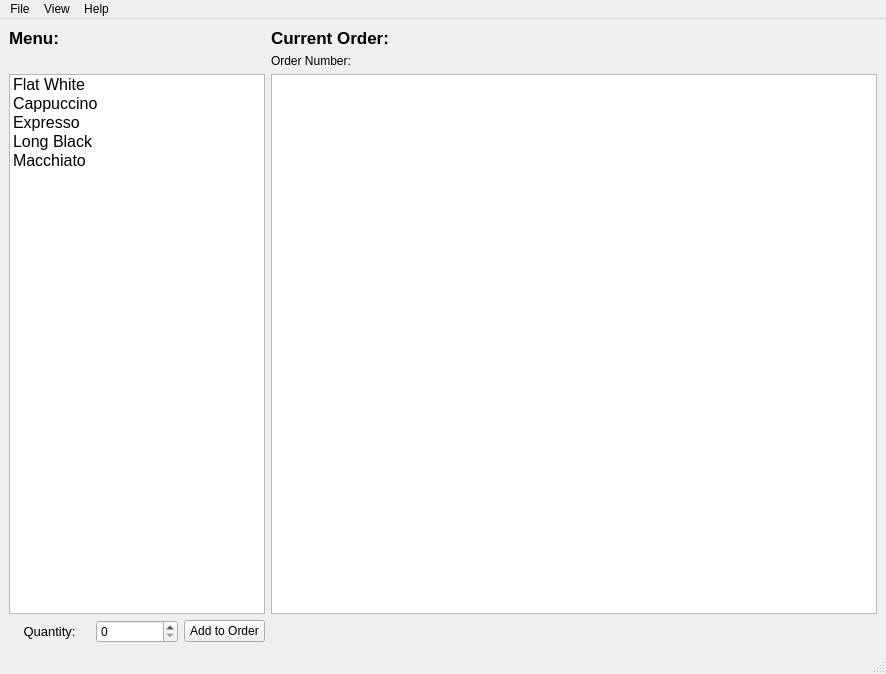
First picture: the form in qtc-part2/mainwindow.ui, repository moylty/DejaBrewPOS, before the edit.
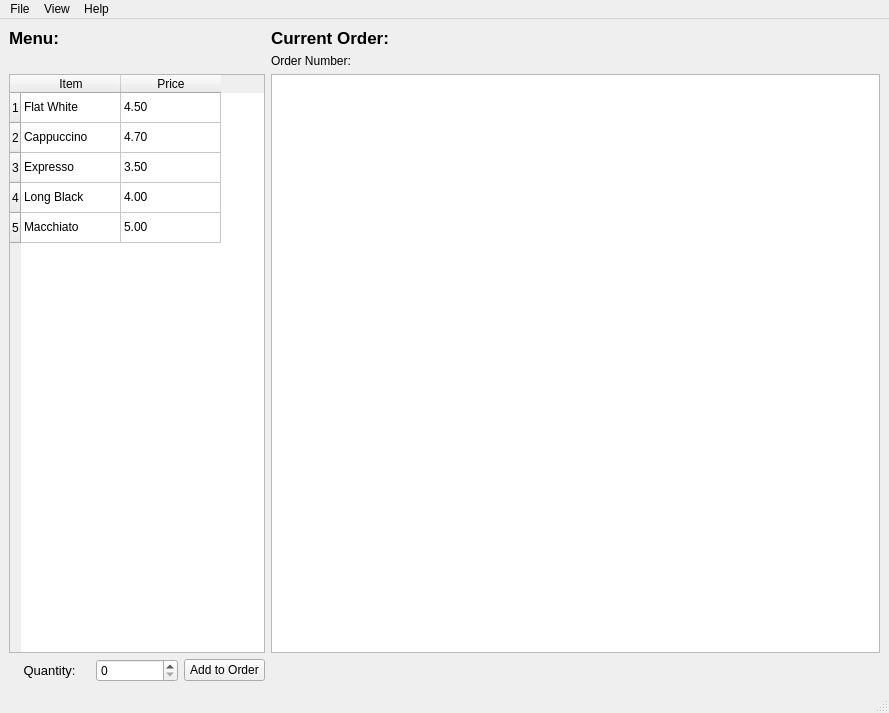
Second picture: the form after the edit.

Commit message: changed menu from list to table, other misc changes

```diff
--- a/qtc-part2/mainwindow.ui
+++ b/qtc-part2/mainwindow.ui
@@ -6,8 +6,8 @@
    <rect>
     <x>0</x>
     <y>0</y>
-    <width>886</width>
-    <height>674</height>
+    <width>889</width>
+    <height>713</height>
    </rect>
   </property>
   <property name="minimumSize">
@@ -21,10 +21,7 @@
   </property>
   <widget class="QWidget" name="centralwidget">
    <layout class="QGridLayout" name="gridLayout">
-    <item row="4" column="2">
-     <widget class="QSpinBox" name="orderQuantity"/>
-    </item>
-    <item row="3" column="4">
+    <item row="3" column="7">
      <widget class="QListWidget" name="orderList">
       <property name="font">
        <font>
@@ -39,68 +36,125 @@
       </property>
      </widget>
     </item>
-    <item row="4" column="3">
+    <item row="5" column="2">
+     <widget class="QSpinBox" name="orderQuantity"/>
+    </item>
+    <item row="0" column="7">
+     <widget class="QLabel" name="coLabel">
+      <property name="font">
+       <font>
+        <pointsize>13</pointsize>
+        <bold>true</bold>
+       </font>
+      </property>
+      <property name="text">
+       <string>Current Order:</string>
+      </property>
+     </widget>
+    </item>
+    <item row="5" column="3">
      <widget class="QPushButton" name="addOrderButton">
       <property name="text">
        <string>Add to Order</string>
       </property>
      </widget>
     </item>
-    <item row="0" column="1">
-     <widget class="QLabel" name="menulabel">
-      <property name="font">
-       <font>
-        <pointsize>13</pointsize>
-        <bold>true</bold>
-       </font>
+    <item row="3" column="1" colspan="3" alignment="Qt::AlignRight">
+     <widget class="QTableWidget" name="menuTable">
+      <property name="sizePolicy">
+       <sizepolicy hsizetype="Expanding" vsizetype="Expanding">
+        <horstretch>0</horstretch>
+        <verstretch>0</verstretch>
+       </sizepolicy>
       </property>
-      <property name="text">
-       <string>Menu:</string>
-      </property>
-     </widget>
-    </item>
-    <item row="1" column="4">
-     <widget class="QLabel" name="onLabel">
-      <property name="text">
-       <string>Order Number: </string>
-      </property>
-     </widget>
-    </item>
-    <item row="3" column="1" colspan="3">
-     <widget class="QListWidget" name="menuList">
-      <property name="font">
-       <font>
-        <pointsize>12</pointsize>
-       </font>
-      </property>
-      <item>
+      <row>
+       <property name="text">
+        <string>1</string>
+       </property>
+      </row>
+      <row>
+       <property name="text">
+        <string>2</string>
+       </property>
+      </row>
+      <row>
+       <property name="text">
+        <string>3</string>
+       </property>
+      </row>
+      <row>
+       <property name="text">
+        <string>4</string>
+       </property>
+      </row>
+      <row>
+       <property name="text">
+        <string>5</string>
+       </property>
+      </row>
+      <column>
+       <property name="text">
+        <string>Item</string>
+       </property>
+      </column>
+      <column>
+       <property name="text">
+        <string>Price</string>
+       </property>
+      </column>
+      <item row="0" column="0">
        <property name="text">
         <string>Flat White</string>
        </property>
       </item>
-      <item>
+      <item row="0" column="1">
+       <property name="text">
+        <string>4.50</string>
+       </property>
+      </item>
+      <item row="1" column="0">
        <property name="text">
         <string>Cappuccino</string>
        </property>
       </item>
-      <item>
+      <item row="1" column="1">
+       <property name="text">
+        <string>4.70</string>
+       </property>
+      </item>
+      <item row="2" column="0">
        <property name="text">
         <string>Expresso</string>
        </property>
       </item>
-      <item>
+      <item row="2" column="1">
+       <property name="text">
+        <string>3.50</string>
+       </property>
+      </item>
+      <item row="3" column="0">
        <property name="text">
         <string>Long Black</string>
        </property>
       </item>
-      <item>
+      <item row="3" column="1">
+       <property name="text">
+        <string>4.00</string>
+       </property>
+      </item>
+      <item row="4" column="0">
        <property name="text">
         <string>Macchiato</string>
        </property>
       </item>
+      <item row="4" column="1">
+       <property name="text">
+        <string>5.00</string>
+       </property>
+      </item>
      </widget>
     </item>
-    <item row="4" column="1">
+    <item row="5" column="1">
      <widget class="QLabel" name="quanLabel">
       <property name="font">
        <font>
@@ -119,8 +173,15 @@
       </property>
      </widget>
     </item>
-    <item row="0" column="4">
-     <widget class="QLabel" name="coLabel">
+    <item row="1" column="7">
+     <widget class="QLabel" name="onLabel">
+      <property name="text">
+       <string>Order Number: </string>
+      </property>
+     </widget>
+    </item>
+    <item row="0" column="1">
+     <widget class="QLabel" name="menulabel">
       <property name="font">
        <font>
         <pointsize>13</pointsize>
@@ -128,7 +189,7 @@
        </font>
       </property>
       <property name="text">
-       <string>Current Order:</string>
+       <string>Menu:</string>
       </property>
      </widget>
     </item>
@@ -139,7 +200,7 @@
     <rect>
      <x>0</x>
      <y>0</y>
-     <width>886</width>
+     <width>889</width>
      <height>19</height>
     </rect>
    </property>
```
Left out of the diff: 3 changed lines with no effect on the pictures. The commit also changes 4 other files.
